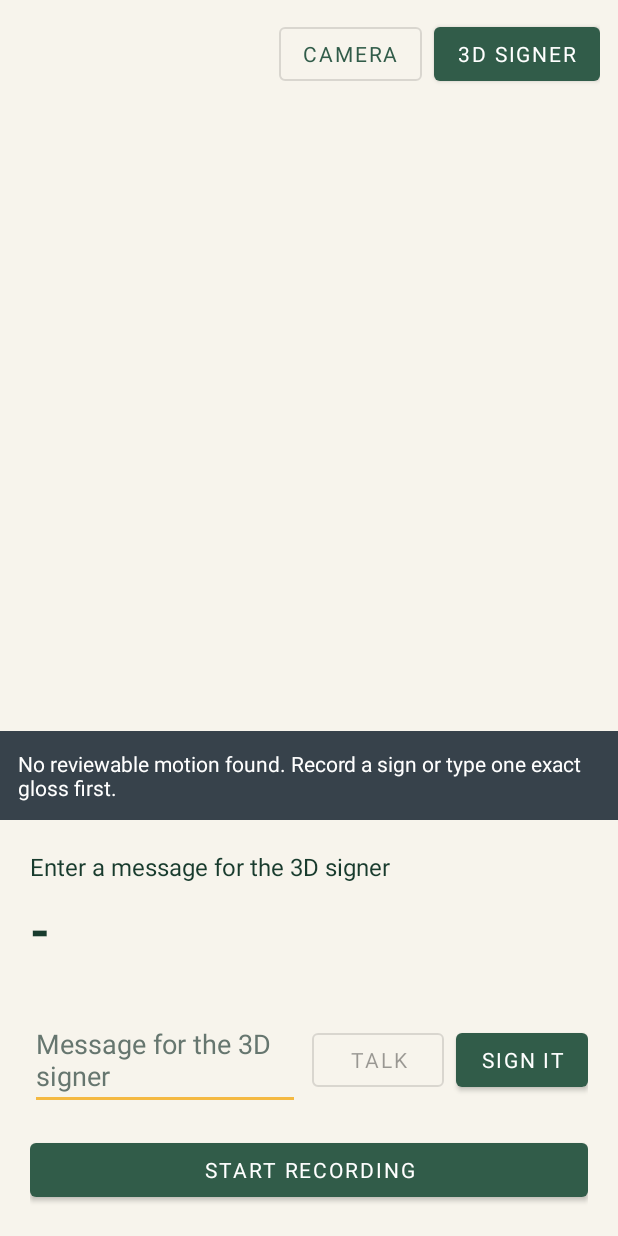
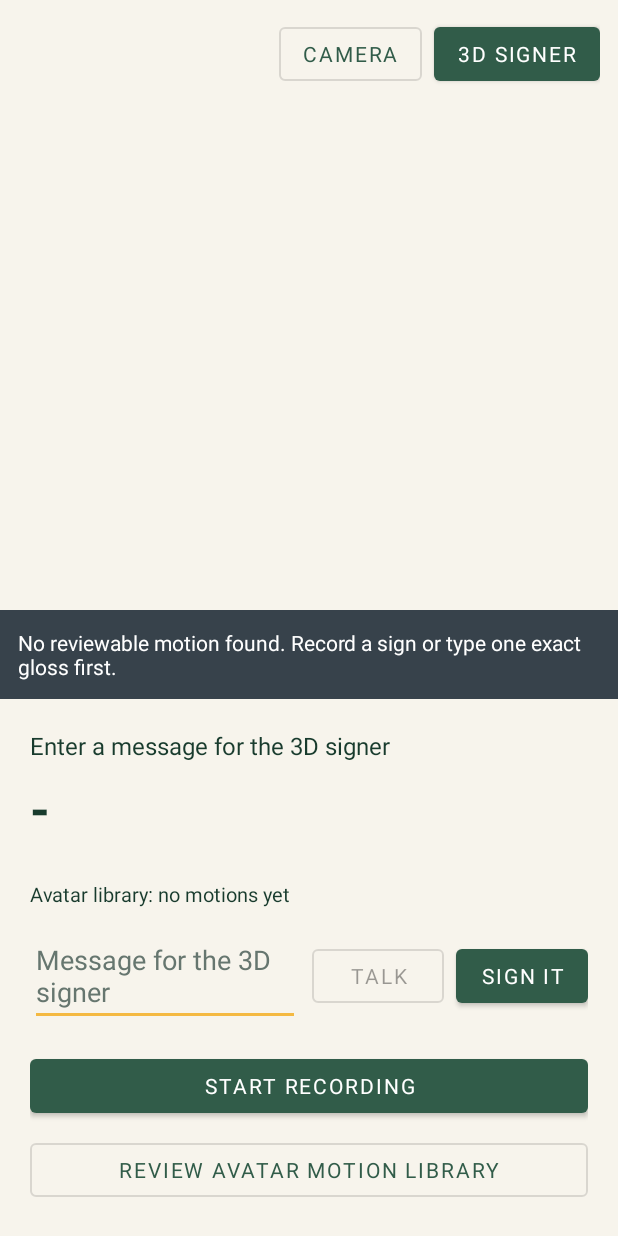
Before and after one commit to NestroyMusoke/Project-Nia, an Android app: the screen it shows after launch (MainActivity), after a tap on "SIGN IT", on a phone screen of 412 x 824 dp. Run offline under Robolectric (Android 15) with nearby library versions, the light colour scheme and no system bars; libraries missing offline, so code that uses them is left out: androidx.camera.core, androidx.camera.lifecycle, com.google.mediapipe.framework, com.google.mediapipe.tasks, org.tensorflow.lite; plain views replace PreviewView; 7 statements that could not run were skipped; 2 other taps on this screen came first.

Commit message:
Add offline avatar motion review library

```diff
--- a/android/app/src/main/java/org/projectnia/app/avatar/AvatarMotionStore.kt
+++ b/android/app/src/main/java/org/projectnia/app/avatar/AvatarMotionStore.kt
@@ -103,6 +103,19 @@ class AvatarMotionStore(private val context: Context) {
         .filter { !validatedOnly || it.signerValidated }
         .mapTo(linkedSetOf()) { it.gloss }
 
+    fun inventory(): List<MotionLibraryEntry> = availableGlosses(validatedOnly = false)
+        .mapNotNull { gloss ->
+            val clip = load(gloss) ?: return@mapNotNull null
+            val review = loadReview(gloss)
+            MotionLibraryEntry(
+                gloss = clip.gloss,
+                approved = clip.signerValidated,
+                signLanguage = review?.signLanguage,
+                reviewerName = review?.reviewerName,
+            )
+        }
+        .sortedWith(compareByDescending<MotionLibraryEntry> { !it.approved }.thenBy { it.gloss })
+
     private fun write(clip: AvatarMotionClip) {
         val destination = fileFor(clip.gloss)
         val temporary = File(directory, destination.name + ".tmp")
--- /dev/null
+++ b/android/app/src/main/java/org/projectnia/app/avatar/MotionLibrary.kt
@@ -0,0 +1,40 @@
+package org.projectnia.app.avatar
+
+data class MotionLibraryEntry(
+    val gloss: String,
+    val approved: Boolean,
+    val signLanguage: String? = null,
+    val reviewerName: String? = null,
+)
+
+data class MotionLibrarySummary(
+    val total: Int,
+    val approved: Int,
+    val drafts: Int,
+) {
+    fun displayText(): String = when (total) {
+        0 -> "Avatar library: no motions yet"
+        else -> "Avatar library: $total total | $approved approved | $drafts awaiting review"
+    }
+}
+
+object MotionLibraryPresenter {
+    fun summarize(entries: List<MotionLibraryEntry>): MotionLibrarySummary {
+        val approved = entries.count { it.approved }
+        return MotionLibrarySummary(
+            total = entries.size,
+            approved = approved,
+            drafts = entries.size - approved,
+        )
+    }
+
+    fun label(entry: MotionLibraryEntry): String {
+        val gloss = entry.gloss.uppercase()
+        return if (entry.approved) {
+            val language = entry.signLanguage?.takeIf { it.isNotBlank() } ?: "sign language"
+            "$gloss  |  APPROVED ($language)"
+        } else {
+            "$gloss  |  DRAFT - needs fluent signer review"
+        }
+    }
+}
--- a/android/app/src/main/res/layout/activity_main.xml
+++ b/android/app/src/main/res/layout/activity_main.xml
@@ -96,6 +96,15 @@
             android:textColor="@color/nia_primary_dark"
             android:textSize="14sp" />
 
+        <TextView
+            android:id="@+id/motionLibraryText"
+            android:layout_width="match_parent"
+            android:layout_height="wrap_content"
+            android:layout_marginTop="6dp"
+            android:text="Avatar library: no motions yet"
+            android:textColor="@color/nia_primary_dark"
+            android:textSize="13sp" />
+
         <LinearLayout
             android:layout_width="match_parent"
             android:layout_height="wrap_content"
@@ -148,6 +157,14 @@
             android:visibility="gone" />
 
         <com.google.android.material.button.MaterialButton
+            android:id="@+id/reviewMotionsButton"
+            style="@style/Widget.MaterialComponents.Button.OutlinedButton"
+            android:layout_width="match_parent"
+            android:layout_height="wrap_content"
+            android:layout_marginTop="8dp"
+            android:text="Review avatar motion library" />
+
+        <com.google.android.material.button.MaterialButton
             android:id="@+id/validateMotionButton"
             style="@style/Widget.MaterialComponents.Button.OutlinedButton"
             android:layout_width="match_parent"
```
Also changed, not shown: android/app/src/main/java/org/projectnia/app/MainActivity.kt (+36 -2 lines), 4 other files.
